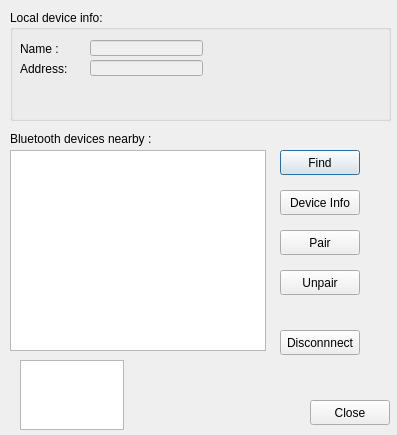
Above: btconnector.ui from miiiiichal/OBDScanner before the change. Below: the same form after it.
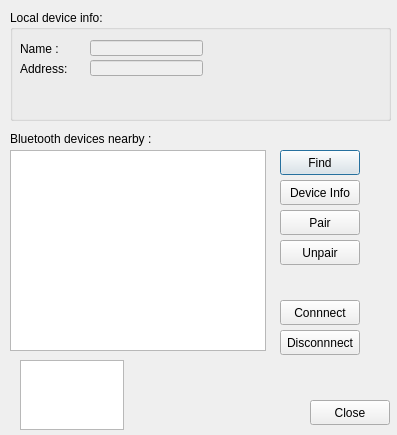
That is the form after the change.

The edit to the form file:
```diff
--- a/btconnector.ui
+++ b/btconnector.ui
@@ -53,7 +53,7 @@
    <property name="geometry">
     <rect>
      <x>280</x>
-     <y>230</y>
+     <y>210</y>
      <width>80</width>
      <height>25</height>
     </rect>
@@ -79,7 +79,7 @@
    <property name="geometry">
     <rect>
      <x>280</x>
-     <y>190</y>
+     <y>180</y>
      <width>80</width>
      <height>25</height>
     </rect>
@@ -193,7 +193,7 @@
    <property name="geometry">
     <rect>
      <x>280</x>
-     <y>270</y>
+     <y>240</y>
      <width>80</width>
      <height>25</height>
     </rect>
@@ -202,6 +202,19 @@
     <string>Unpair</string>
    </property>
   </widget>
+  <widget class="QPushButton" name="buttonConnect">
+   <property name="geometry">
+    <rect>
+     <x>280</x>
+     <y>300</y>
+     <width>80</width>
+     <height>25</height>
+    </rect>
+   </property>
+   <property name="text">
+    <string>Connnect</string>
+   </property>
+  </widget>
  </widget>
  <resources/>
  <connections/>
```
